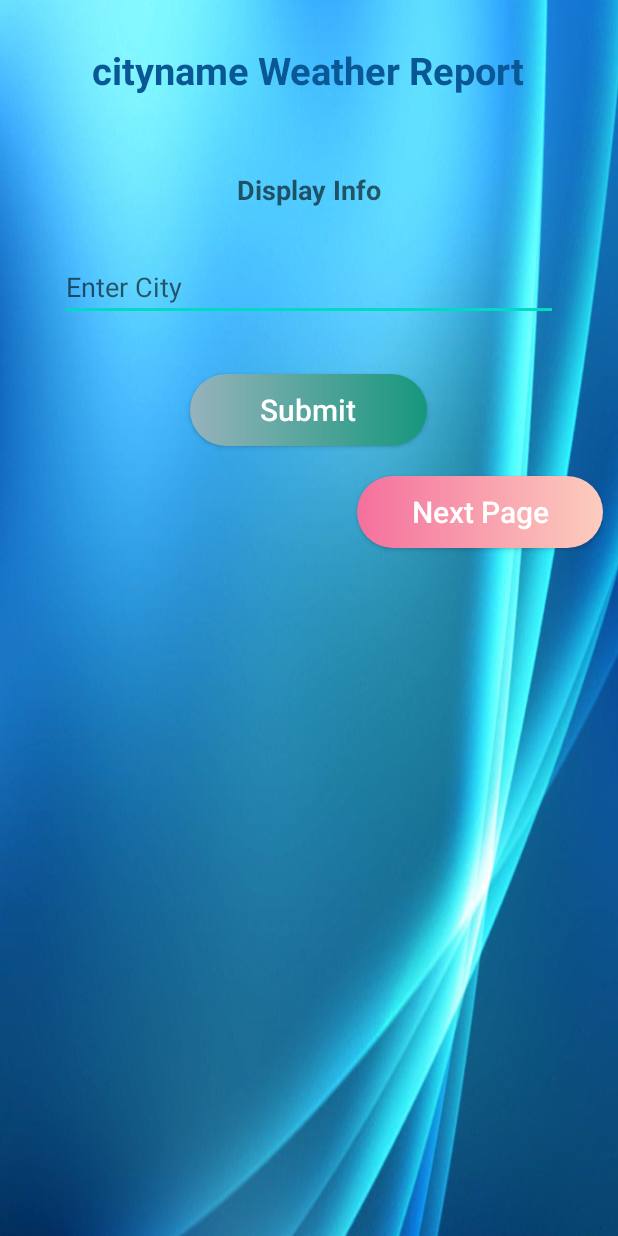
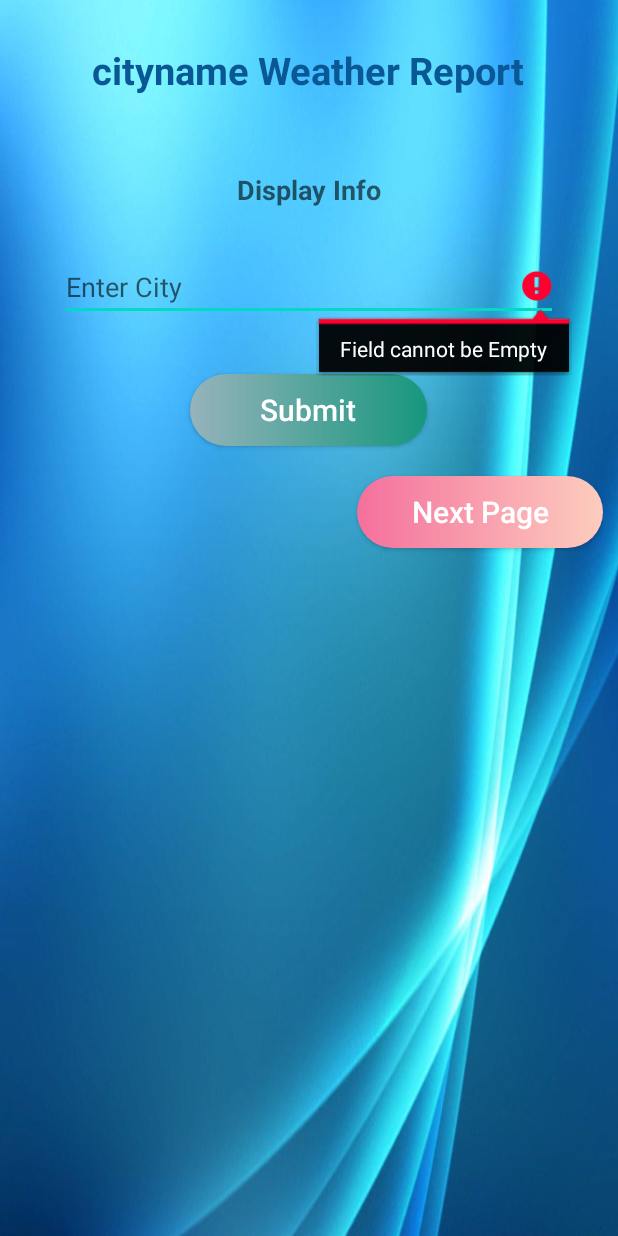
Before and after one commit to saik1998/API_Weather_Data_Country_State_Codes, an Android app: the screen it shows after launch (MainActivity), after a tap on "Submit", on a phone screen of 412 x 824 dp. Run offline under Robolectric (Android 15) with nearby library versions, the phone set to English and light mode, and no system bars; our stand-ins replace Volley; network calls fail.

Commit message:
Update commit

```diff
--- a/app/src/main/java/com/firstapp/api_weather_data_country_state_codes/MainActivity.java
+++ b/app/src/main/java/com/firstapp/api_weather_data_country_state_codes/MainActivity.java
@@ -5,6 +5,7 @@ import androidx.appcompat.app.AppCompatActivity;
 import android.app.ProgressDialog;
 import android.content.Intent;
 import android.os.Bundle;
+import android.text.TextUtils;
 import android.view.View;
 import android.widget.Button;
 import android.widget.EditText;
@@ -28,40 +29,59 @@ import org.json.JSONArray;
 import org.json.JSONException;
 import org.json.JSONObject;
 
+import java.util.regex.Pattern;
+
 public class MainActivity extends AppCompatActivity {
     TextView textView1;
     EditText cityname1;
+    Button submit1;
 
 
     ProgressDialog progressDialog;
     RequestQueue requestQueue;
     String key;
 
-    String cityUrl,cityStr;
+    String cityUrl, cityStr;
+
+
+    @Override
+    protected void onCreate(Bundle savedInstanceState)
+    {
+        super.onCreate(savedInstanceState);
+        setContentView(R.layout.activity_main);
+
+        textView1 = findViewById(R.id.text_info);
+        cityname1 = findViewById(R.id.cityEdt);
+
+        requestQueue = Volley.newRequestQueue(this);
+        progressDialog = new ProgressDialog(this);
+        progressDialog.setCancelable(false);
+        submit1 = findViewById(R.id.submit);
 
 
 
+        submit1.setOnClickListener(new View.OnClickListener()
+        {
             @Override
-    protected void onCreate(Bundle savedInstanceState) {
-        super.onCreate(savedInstanceState);
-        setContentView(R.layout.activity_main);
+            public void onClick(View view)
+            {
 
-        textView1=findViewById(R.id.text_info);
-        cityname1=findViewById(R.id.cityEdt);
-
-        requestQueue= Volley.newRequestQueue(this);
-        progressDialog=new ProgressDialog(this);
-        progressDialog.setCancelable(false);
+                String cityStr = cityname1.getText().toString().trim();
 
 
+                if (TextUtils.isEmpty(cityStr)) {
+
+                    cityname1.setError("Enter Name");
+                }
+                if (cityStr.length() == 0) {
+                    cityname1.setError(("Field cannot be Empty"));
+                } else
+                {
+                    Toast.makeText(MainActivity.this, "" + cityStr, Toast.LENGTH_LONG).show();
                 }
 
-    private void dataMethod()
-    {
-        cityUrl="https://api.openweathermap.org/data/2.5/weather?q={city name}&appid={API key}";
-    }
 
-    public void cityname(View view) {
+
              progressDialog.show();
             cityStr=cityname1.getText().toString();
             key=getResources().getString(R.string.weather_key);
@@ -133,6 +153,14 @@ public class MainActivity extends AppCompatActivity {
 
         requestQueue.add(jsonObjectRequest);
         }
+        });
+    }
+
+    private void dataMethod() {
+        cityUrl = "https://api.openweathermap.org/data/2.5/weather?q={city name}&appid={API key}";
+
+    }
+
 
     public void nextPage(View view) {
         Intent intent=new Intent(MainActivity.this,CityCodeActivity.class);
--- a/app/src/main/res/layout/activity_main.xml
+++ b/app/src/main/res/layout/activity_main.xml
@@ -51,6 +51,7 @@
             android:hint="Enter City" />
 
         <androidx.appcompat.widget.AppCompatButton
+            android:id="@+id/submit"
             android:layout_width="158dp"
             android:layout_height="wrap_content"
             android:layout_gravity="center"
@@ -58,7 +59,7 @@
             android:textSize="20dp"
             android:layout_marginTop="5dp"
             android:background="@drawable/corners"
-            android:onClick="cityname"
+
 
             android:text="Submit"
             android:textAllCaps="false" />
```
Lines whose indentation alone changed are shown as unchanged.
